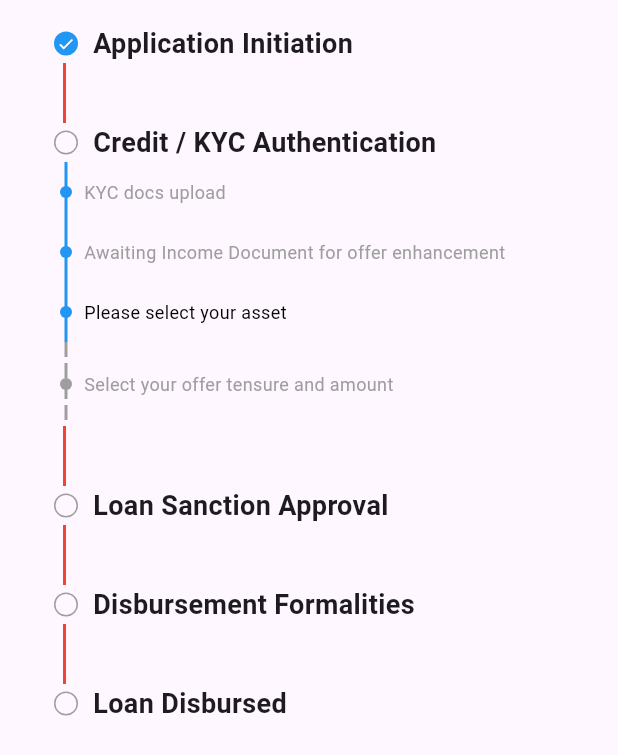
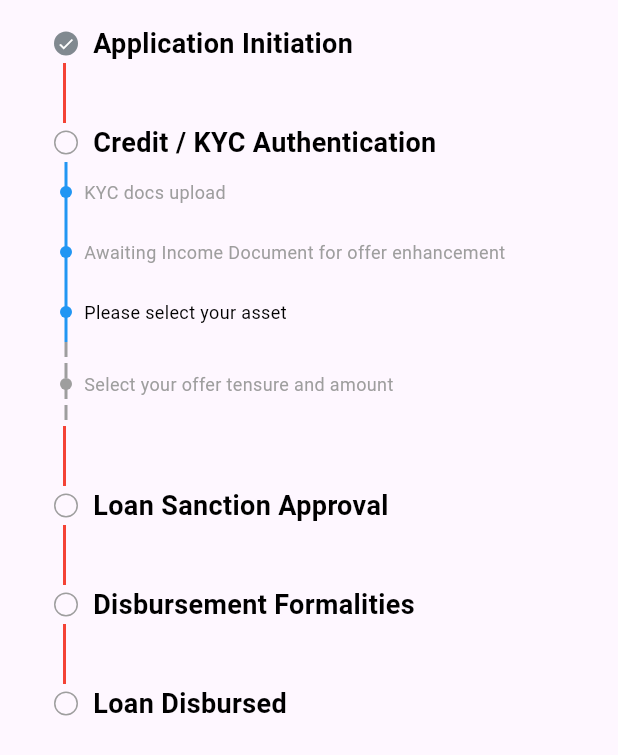
Before and after one commit to vinayv45/problemSolved, a Flutter app: the screen it shows after launch, on a phone screen of 412 x 824 dp. Shown: the top 755 px of the screen. Run offline on Flutter 3.47's test engine with Material 3 defaults, Android fonts, the phone set to English and light mode, and no system bars; our stand-ins replace equatable, flutter_bloc.

Commit message:
added code

```diff
--- a/lib/main.dart
+++ b/lib/main.dart
@@ -192,12 +192,19 @@ class TimelineStepper extends StatelessWidget {
                         decoration: BoxDecoration(
                           shape: BoxShape.circle,
                           color: isStageComplete
-                              ? Colors.blue
-                              : Colors.transparent,
+                              ? const Color.fromARGB(255, 129, 137, 144)
+                              : (planetStage ==
+                                      currentStatus
+                                          .stage) // Check if it's the current processing stage
+                                  ? Colors.orange // Processing stage color
+                                  : Colors.transparent,
                           border: Border.all(
                             color: isStageComplete
                                 ? Colors.transparent
-                                : Colors.grey,
+                                : (planetStage == currentStatus.stage)
+                                    ? Colors
+                                        .orange // Border for processing stage
+                                    : Colors.grey, // Grey for other stages
                           ),
                         ),
                         child: isStageComplete
@@ -206,18 +213,34 @@ class TimelineStepper extends StatelessWidget {
                                 color: Colors.white,
                                 size: 12,
                               )
-                            : null,
+                            : (planetStage == currentStatus.stage)
+                                ? SizedBox(
+                                    width: 12,
+                                    height:
+                                        12, // Adjust to fit inside the 16x16 box
+                                    child: CircularProgressIndicator(
+                                      strokeWidth: 2.0,
+                                      valueColor: AlwaysStoppedAnimation<Color>(
+                                          Colors.white),
+                                    ),
+                                  ) // Show spinner for the processing stage
+                                : null,
                       ),
                       const SizedBox(width: 10),
                       Text(
                         planetStage,
-                        style: const TextStyle(
+                        style: TextStyle(
                           fontWeight: FontWeight.bold,
                           fontSize: 18,
+                          color: (planetStage == currentStatus.stage)
+                              ? Colors
+                                  .orange // Highlight the processing stage text
+                              : Colors
+                                  .black, // Default text color for other stages
                         ),
                       ),
                     ],
-                  ),
+                  )
                 ],
               ),
             ),
```
